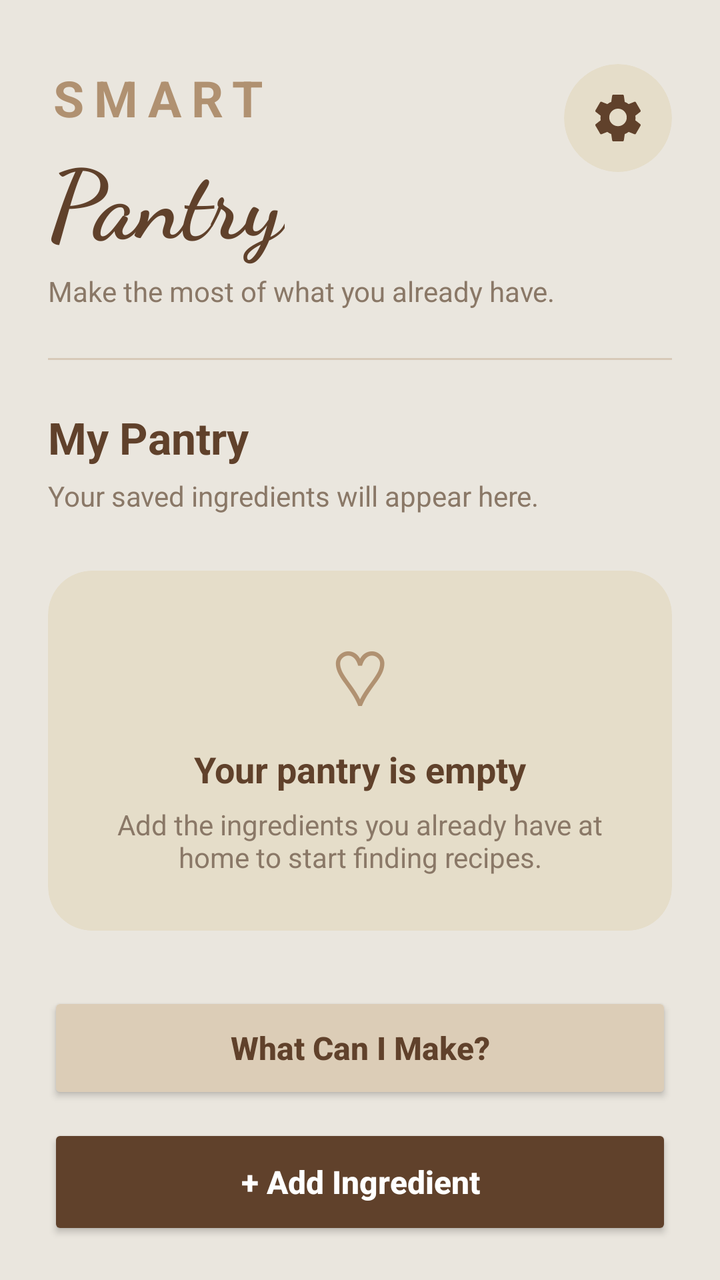
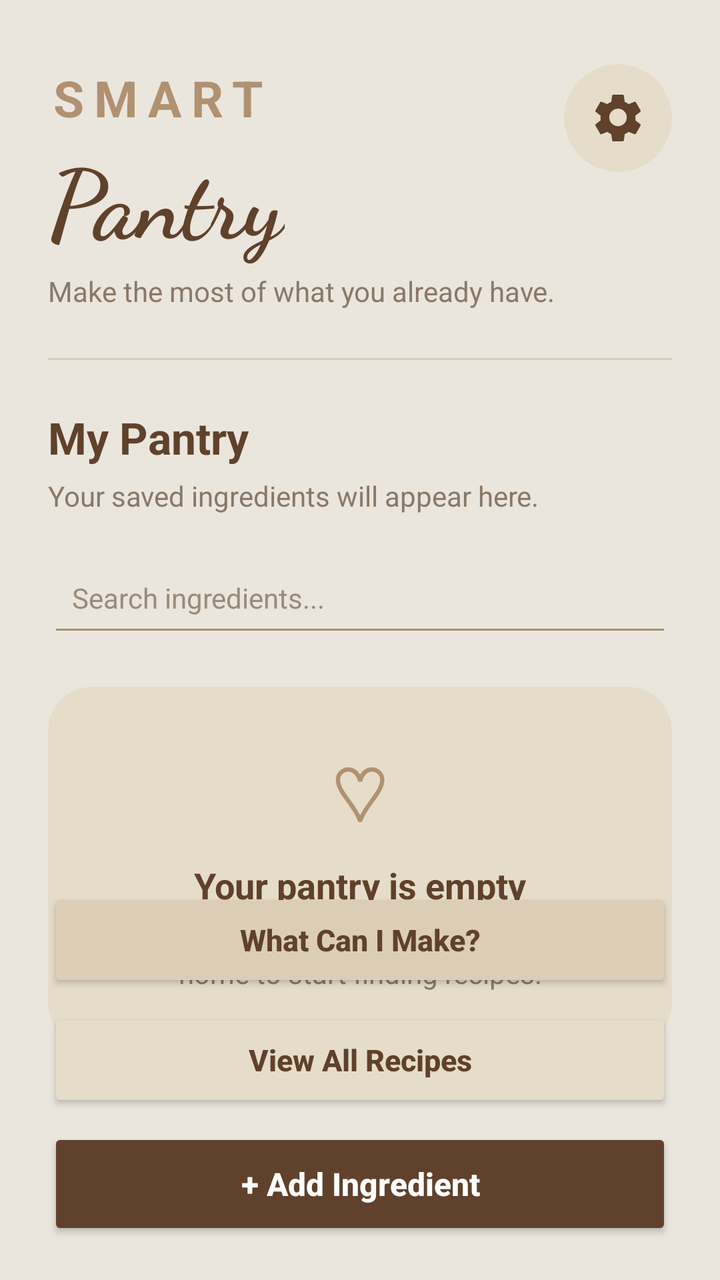

Before-and-after screenshots of an Android layout around one commit, followed by the original layout XML and the change that was made.
<!-- AndroidManifest.xml: application theme Theme.SmartPanrtyManager -->
<!-- res/layout/activity_main.xml -->
<?xml version="1.0" encoding="utf-8"?>
<androidx.constraintlayout.widget.ConstraintLayout
    xmlns:android="http://schemas.android.com/apk/res/android"
    xmlns:app="http://schemas.android.com/apk/res-auto"
    xmlns:tools="http://schemas.android.com/tools"
    android:layout_width="match_parent"
    android:layout_height="match_parent"
    android:background="#EAE6DE"
    android:paddingStart="24dp"
    android:paddingEnd="24dp"
    tools:context=".MainActivity">

    
    <TextView
        android:id="@+id/tvSmart"
        android:layout_width="wrap_content"
        android:layout_height="wrap_content"
        android:layout_marginTop="32dp"
        android:letterSpacing="0.20"
        android:text="SMART"
        android:textColor="#B09171"
        android:textSize="25sp"
        android:textStyle="bold"
        app:layout_constraintStart_toStartOf="parent"
        app:layout_constraintTop_toTopOf="parent" />

    
    <com.google.android.material.card.MaterialCardView
        android:id="@+id/cardSettings"
        android:layout_width="54dp"
        android:layout_height="54dp"
        android:layout_marginTop="32dp"
        android:clickable="true"
        android:focusable="true"
        android:foreground="?attr/selectableItemBackground"
        app:cardBackgroundColor="#E5DDC9"
        app:cardCornerRadius="27dp"
        app:cardElevation="0dp"
        app:strokeWidth="0dp"
        app:layout_constraintEnd_toEndOf="parent"
        app:layout_constraintTop_toTopOf="parent">

        <ImageView
            android:id="@+id/navSettings"
            android:layout_width="match_parent"
            android:layout_height="match_parent"
            android:contentDescription="Settings"
            android:padding="13dp"
            android:src="@drawable/icon_settings" />

    </com.google.android.material.card.MaterialCardView>

    
    <TextView
        android:id="@+id/tvPantryTitle"
        android:layout_width="wrap_content"
        android:layout_height="wrap_content"
        android:fontFamily="cursive"
        android:text="Pantry"
        android:textColor="#60412B"
        android:textSize="48sp"
        android:textStyle="bold"
        app:layout_constraintStart_toStartOf="parent"
        app:layout_constraintTop_toBottomOf="@id/tvSmart" />

    
    <TextView
        android:id="@+id/tvSubtitle"
        android:layout_width="wrap_content"
        android:layout_height="wrap_content"
        android:layout_marginTop="4dp"
        android:text="Make the most of what you already have."
        android:textColor="#8A7867"
        android:textSize="14sp"
        app:layout_constraintStart_toStartOf="parent"
        app:layout_constraintTop_toBottomOf="@id/tvPantryTitle" />

    
    <View
        android:id="@+id/divider"
        android:layout_width="0dp"
        android:layout_height="1dp"
        android:layout_marginTop="24dp"
        android:background="#D7C9B8"
        app:layout_constraintEnd_toEndOf="parent"
        app:layout_constraintStart_toStartOf="parent"
        app:layout_constraintTop_toBottomOf="@id/tvSubtitle" />

    
    <TextView
        android:id="@+id/tvPantryHeading"
        android:layout_width="wrap_content"
        android:layout_height="wrap_content"
        android:layout_marginTop="24dp"
        android:text="My Pantry"
        android:textColor="#60412B"
        android:textSize="22sp"
        android:textStyle="bold"
        app:layout_constraintStart_toStartOf="parent"
        app:layout_constraintTop_toBottomOf="@id/divider" />

    
    <TextView
        android:id="@+id/tvPantryDescription"
        android:layout_width="wrap_content"
        android:layout_height="wrap_content"
        android:layout_marginTop="5dp"
        android:text="Your saved ingredients will appear here."
        android:textColor="#8A7867"
        android:textSize="14sp"
        app:layout_constraintStart_toStartOf="parent"
        app:layout_constraintTop_toBottomOf="@id/tvPantryHeading" />

    
    <androidx.recyclerview.widget.RecyclerView
        android:id="@+id/recyclerViewIngredients"
        android:layout_width="0dp"
        android:layout_height="0dp"
        android:layout_marginTop="20dp"
        android:layout_marginBottom="12dp"
        android:clipToPadding="false"
        android:paddingBottom="12dp"
        app:layout_constraintBottom_toTopOf="@id/btnFindRecipes"
        app:layout_constraintEnd_toEndOf="parent"
        app:layout_constraintStart_toStartOf="parent"
        app:layout_constraintTop_toBottomOf="@id/tvPantryDescription" />

    
    <androidx.cardview.widget.CardView
        android:id="@+id/cardEmptyPantry"
        android:layout_width="0dp"
        android:layout_height="180dp"
        android:layout_marginTop="28dp"
        app:cardBackgroundColor="#E5DDC9"
        app:cardCornerRadius="22dp"
        app:cardElevation="0dp"
        app:layout_constraintEnd_toEndOf="parent"
        app:layout_constraintStart_toStartOf="parent"
        app:layout_constraintTop_toBottomOf="@id/tvPantryDescription">

        <LinearLayout
            android:layout_width="match_parent"
            android:layout_height="match_parent"
            android:gravity="center"
            android:orientation="vertical"
            android:padding="24dp">

            <TextView
                android:layout_width="wrap_content"
                android:layout_height="wrap_content"
                android:text="♡"
                android:textColor="#B09171"
                android:textSize="38sp" />

            <TextView
                android:layout_width="wrap_content"
                android:layout_height="wrap_content"
                android:layout_marginTop="8dp"
                android:text="Your pantry is empty"
                android:textColor="#60412B"
                android:textSize="18sp"
                android:textStyle="bold" />

            <TextView
                android:layout_width="match_parent"
                android:layout_height="wrap_content"
                android:layout_marginTop="6dp"
                android:gravity="center"
                android:text="Add the ingredients you already have at home to start finding recipes."
                android:textColor="#8A7867"
                android:textSize="14sp" />

        </LinearLayout>

    </androidx.cardview.widget.CardView>

    
    <Button
        android:id="@+id/btnFindRecipes"
        android:layout_width="0dp"
        android:layout_height="56dp"
        android:layout_marginBottom="10dp"
        android:text="What Can I Make?"
        android:textAllCaps="false"
        android:textColor="#60412B"
        android:textSize="16sp"
        android:textStyle="bold"
        app:backgroundTint="#DCCDB7"
        app:cornerRadius="18dp"
        app:layout_constraintBottom_toTopOf="@id/btnAddIngredient"
        app:layout_constraintEnd_toEndOf="parent"
        app:layout_constraintStart_toStartOf="parent" />

    
    <Button
        android:id="@+id/btnAddIngredient"
        android:layout_width="0dp"
        android:layout_height="58dp"
        android:layout_marginBottom="20dp"
        android:text="+ Add Ingredient"
        android:textAllCaps="false"
        android:textColor="#FFFFFF"
        android:textSize="16sp"
        android:textStyle="bold"
        app:backgroundTint="#60412B"
        app:cornerRadius="18dp"
        app:layout_constraintBottom_toBottomOf="parent"
        app:layout_constraintEnd_toEndOf="parent"
        app:layout_constraintStart_toStartOf="parent" />

</androidx.constraintlayout.widget.ConstraintLayout>
<!-- resources referenced by this layout -->
<resources>
  <!-- drawable icon_settings (drawable) -->
  <?xml version="1.0" encoding="utf-8"?>
  <vector xmlns:android="http://schemas.android.com/apk/res/android"
      android:width="28dp"
      android:height="28dp"
      android:viewportWidth="24"
      android:viewportHeight="24">
  
      <path
          android:fillColor="#60412B"
          android:pathData="M19.43,12.98c0.04,-0.32 0.07,-0.65 0.07,-0.98s-0.03,-0.66 -0.07,-0.98l2.11,-1.65c0.19,-0.15 0.24,-0.42 0.12,-0.64l-2,-3.46c-0.12,-0.22 -0.37,-0.31 -0.6,-0.22l-2.49,1c-0.52,-0.4 -1.08,-0.73 -1.69,-0.98L14.5,2.42C14.47,2.18 14.25,2 14,2h-4c-0.25,0 -0.46,0.18 -0.5,0.42L9.12,5.07c-0.61,0.25 -1.17,0.58 -1.69,0.98l-2.49,-1c-0.23,-0.09 -0.48,0 -0.6,0.22l-2,3.46c-0.12,0.22 -0.07,0.49 0.12,0.64l2.11,1.65c-0.04,0.32 -0.07,0.65 -0.07,0.98s0.03,0.66 0.07,0.98l-2.11,1.65c-0.19,0.15 -0.24,0.42 -0.12,0.64l2,3.46c0.12,0.22 0.37,0.31 0.6,0.22l2.49,-1c0.52,0.4 1.08,0.73 1.69,0.98l0.38,2.65c0.04,0.24 0.25,0.42 0.5,0.42h4c0.25,0 0.46,-0.18 0.5,-0.42l0.38,-2.65c0.61,-0.25 1.17,-0.58 1.69,-0.98l2.49,1c0.23,0.09 0.48,0 0.6,-0.22l2,-3.46c0.12,-0.22 0.07,-0.49 -0.12,-0.64zM12,15.5A3.5,3.5 0,1 1,12 8a3.5,3.5 0,0 1,0 7.5z" />
  
  </vector>
  <style name="Theme.SmartPanrtyManager" parent="Base.Theme.SmartPanrtyManager" />
  <style name="Base.Theme.SmartPanrtyManager" parent="Theme.Material3.DayNight.NoActionBar">
          
          
      </style>
</resources>

<!-- the commit's change to res/layout/activity_main.xml (unified diff, before → after) -->
@@ -36,9 +36,9 @@
         app:cardBackgroundColor="#E5DDC9"
         app:cardCornerRadius="27dp"
         app:cardElevation="0dp"
-        app:strokeWidth="0dp"
-        app:layout_constraintEnd_toEndOf="parent"
-        app:layout_constraintTop_toTopOf="parent">
+        app:layout_constraintEnd_toEndOf="parent"
+        app:layout_constraintTop_toTopOf="parent"
+        app:strokeWidth="0dp">
 
         <ImageView
             android:id="@+id/navSettings"
@@ -112,31 +112,51 @@
         app:layout_constraintTop_toBottomOf="@id/tvPantryHeading" />
 
     
+    <EditText
+        android:id="@+id/etSearchIngredients"
+        android:layout_width="0dp"
+        android:layout_height="52dp"
+        android:layout_marginTop="14dp"
+        android:backgroundTint="#B09171"
+        android:hint="Search ingredients..."
+        android:inputType="text"
+        android:maxLines="1"
+        android:paddingStart="12dp"
+        android:paddingEnd="12dp"
+        android:singleLine="true"
+        android:textColor="#60412B"
+        android:textColorHint="#9B8B7A"
+        android:textSize="14sp"
+        app:layout_constraintEnd_toEndOf="parent"
+        app:layout_constraintStart_toStartOf="parent"
+        app:layout_constraintTop_toBottomOf="@id/tvPantryDescription" />
+
+    
     <androidx.recyclerview.widget.RecyclerView
         android:id="@+id/recyclerViewIngredients"
         android:layout_width="0dp"
         android:layout_height="0dp"
-        android:layout_marginTop="20dp"
+        android:layout_marginTop="14dp"
         android:layout_marginBottom="12dp"
         android:clipToPadding="false"
         android:paddingBottom="12dp"
         app:layout_constraintBottom_toTopOf="@id/btnFindRecipes"
         app:layout_constraintEnd_toEndOf="parent"
         app:layout_constraintStart_toStartOf="parent"
-        app:layout_constraintTop_toBottomOf="@id/tvPantryDescription" />
+        app:layout_constraintTop_toBottomOf="@id/etSearchIngredients" />
 
     
     <androidx.cardview.widget.CardView
         android:id="@+id/cardEmptyPantry"
         android:layout_width="0dp"
         android:layout_height="180dp"
-        android:layout_marginTop="28dp"
+        android:layout_marginTop="20dp"
         app:cardBackgroundColor="#E5DDC9"
         app:cardCornerRadius="22dp"
         app:cardElevation="0dp"
         app:layout_constraintEnd_toEndOf="parent"
         app:layout_constraintStart_toStartOf="parent"
-        app:layout_constraintTop_toBottomOf="@id/tvPantryDescription">
+        app:layout_constraintTop_toBottomOf="@id/etSearchIngredients">
 
         <LinearLayout
             android:layout_width="match_parent"
@@ -175,18 +195,77 @@
     </androidx.cardview.widget.CardView>
 
     
+    <androidx.cardview.widget.CardView
+        android:id="@+id/cardNoSearchResults"
+        android:layout_width="0dp"
+        android:layout_height="140dp"
+        android:layout_marginTop="20dp"
+        android:visibility="gone"
+        app:cardBackgroundColor="#E5DDC9"
+        app:cardCornerRadius="22dp"
+        app:cardElevation="0dp"
+        app:layout_constraintEnd_toEndOf="parent"
+        app:layout_constraintStart_toStartOf="parent"
+        app:layout_constraintTop_toBottomOf="@id/etSearchIngredients">
+
+        <LinearLayout
+            android:layout_width="match_parent"
+            android:layout_height="match_parent"
+            android:gravity="center"
+            android:orientation="vertical"
+            android:padding="24dp">
+
+            <TextView
+                android:layout_width="wrap_content"
+                android:layout_height="wrap_content"
+                android:text="No ingredients found"
+                android:textColor="#60412B"
+                android:textSize="18sp"
+                android:textStyle="bold" />
+
+            <TextView
+                android:layout_width="match_parent"
+                android:layout_height="wrap_content"
+                android:layout_marginTop="6dp"
+                android:gravity="center"
+                android:text="Try searching for another ingredient."
+                android:textColor="#8A7867"
+                android:textSize="14sp" />
+
+        </LinearLayout>
+
+    </androidx.cardview.widget.CardView>
+
+    
     <Button
         android:id="@+id/btnFindRecipes"
         android:layout_width="0dp"
-        android:layout_height="56dp"
-        android:layout_marginBottom="10dp"
+        android:layout_height="52dp"
+        android:layout_marginBottom="8dp"
         android:text="What Can I Make?"
         android:textAllCaps="false"
         android:textColor="#60412B"
-        android:textSize="16sp"
+        android:textSize="15sp"
         android:textStyle="bold"
         app:backgroundTint="#DCCDB7"
         app:cornerRadius="18dp"
+        app:layout_constraintBottom_toTopOf="@id/btnViewAllRecipes"
+        app:layout_constraintEnd_toEndOf="parent"
+        app:layout_constraintStart_toStartOf="parent" />
+
+    
+    <Button
+        android:id="@+id/btnViewAllRecipes"
+        android:layout_width="0dp"
+        android:layout_height="52dp"
+        android:layout_marginBottom="8dp"
+        android:text="View All Recipes"
+        android:textAllCaps="false"
+        android:textColor="#60412B"
+        android:textSize="15sp"
+        android:textStyle="bold"
+        app:backgroundTint="#E5DDC9"
+        app:cornerRadius="18dp"
         app:layout_constraintBottom_toTopOf="@id/btnAddIngredient"
         app:layout_constraintEnd_toEndOf="parent"
         app:layout_constraintStart_toStartOf="parent" />
@@ -195,7 +274,7 @@
     <Button
         android:id="@+id/btnAddIngredient"
         android:layout_width="0dp"
-        android:layout_height="58dp"
+        android:layout_height="56dp"
         android:layout_marginBottom="20dp"
         android:text="+ Add Ingredient"
         android:textAllCaps="false"
